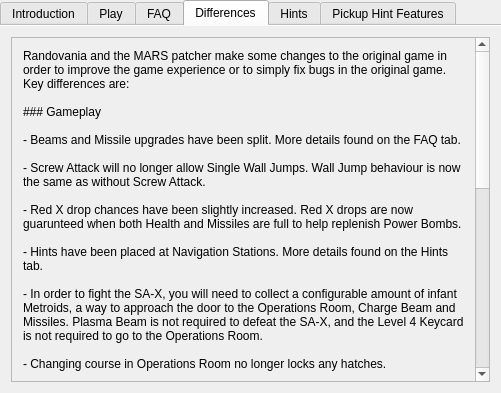
The window that randovania/games/fusion/gui/ui_files/games_tab_fusion_widget.ui (randovania/randovania) describes before a commit, drawn with Qt 5.
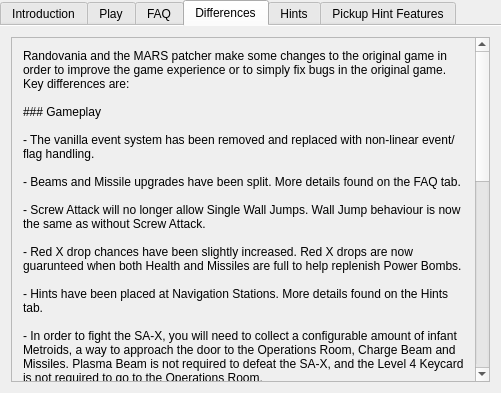
The same window after the commit. The open tabs and pages were chosen to show the change. Custom widgets are drawn as their Qt base class.

Commit message: add diff about event system

What changed in the file:
```diff
--- a/randovania/games/fusion/gui/ui_files/games_tab_fusion_widget.ui
+++ b/randovania/games/fusion/gui/ui_files/games_tab_fusion_widget.ui
@@ -136,7 +136,7 @@
          <x>0</x>
          <y>0</y>
          <width>467</width>
-         <height>759</height>
+         <height>797</height>
         </rect>
        </property>
        <layout class="QVBoxLayout" name="verticalLayout">
@@ -147,6 +147,8 @@
 
 ### Gameplay
 
+- The vanilla event system has been removed and replaced with non-linear event/flag handling.
+
 - Beams and Missile upgrades have been split. More details found on the FAQ tab.
 
 - Screw Attack will no longer allow Single Wall Jumps. Wall Jump behaviour is now the same as without Screw Attack. 
```
